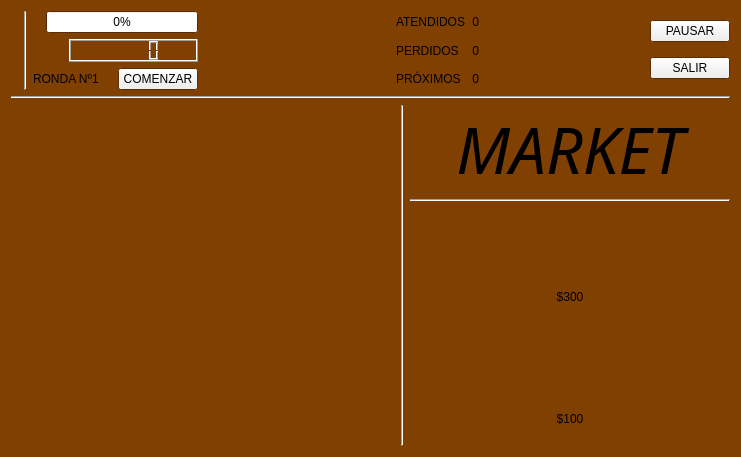
First picture: the form in Tareas/T02/ventana_juego.ui, repository tedroppelmann/IIC2233-programacion-avanzada, before the edit.
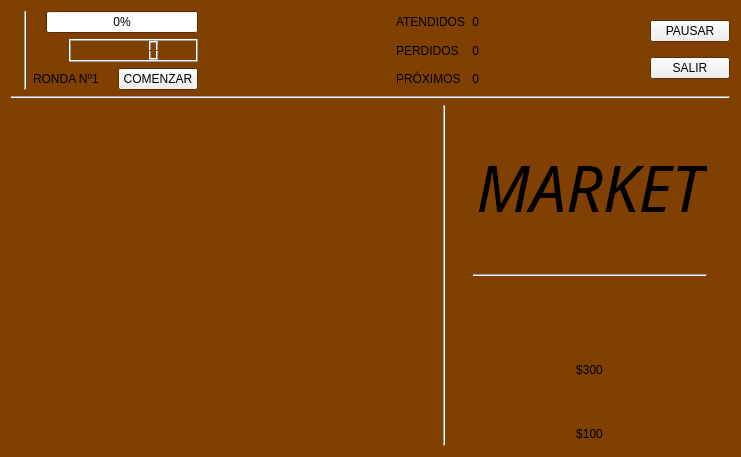
Second picture: the form after the edit. Icons and pictures are not drawn.

Diff of the .ui file:
```diff
--- a/Tareas/T02/ventana_juego.ui
+++ b/Tareas/T02/ventana_juego.ui
@@ -386,7 +386,21 @@
         </widget>
        </item>
        <item>
+        <layout class="QGridLayout" name="gridLayout">
+         <item row="0" column="0">
         <widget class="QLabel" name="chef">
+           <property name="minimumSize">
+            <size>
+             <width>59</width>
+             <height>69</height>
+            </size>
+           </property>
+           <property name="maximumSize">
+            <size>
+             <width>59</width>
+             <height>69</height>
+            </size>
+           </property>
          <property name="text">
           <string/>
          </property>
@@ -398,18 +412,20 @@
          </property>
         </widget>
        </item>
-       <item>
-        <widget class="QLabel" name="precio_chef">
-         <property name="text">
-          <string>$300</string>
-         </property>
-         <property name="alignment">
-          <set>Qt::AlignCenter</set>
-         </property>
-        </widget>
-       </item>
-       <item>
+         <item row="2" column="0">
         <widget class="QLabel" name="mesa">
+           <property name="minimumSize">
+            <size>
+             <width>23</width>
+             <height>28</height>
+            </size>
+           </property>
+           <property name="maximumSize">
+            <size>
+             <width>23</width>
+             <height>28</height>
+            </size>
+           </property>
          <property name="text">
           <string/>
          </property>
@@ -421,8 +437,8 @@
          </property>
         </widget>
        </item>
-       <item>
-        <widget class="QLabel" name="precio_mesa">
+         <item row="3" column="0">
+          <widget class="QLabel" name="label_4">
          <property name="text">
           <string>$100</string>
          </property>
@@ -430,6 +446,18 @@
           <set>Qt::AlignCenter</set>
          </property>
         </widget>
+         </item>
+         <item row="1" column="0">
+          <widget class="QLabel" name="label_3">
+           <property name="text">
+            <string>$300</string>
+           </property>
+           <property name="alignment">
+            <set>Qt::AlignCenter</set>
+           </property>
+          </widget>
+         </item>
+        </layout>
        </item>
       </layout>
      </item>
```
Left out of the diff: 14 changed lines with no effect on the pictures. Lines whose indentation alone changed are shown as unchanged.
